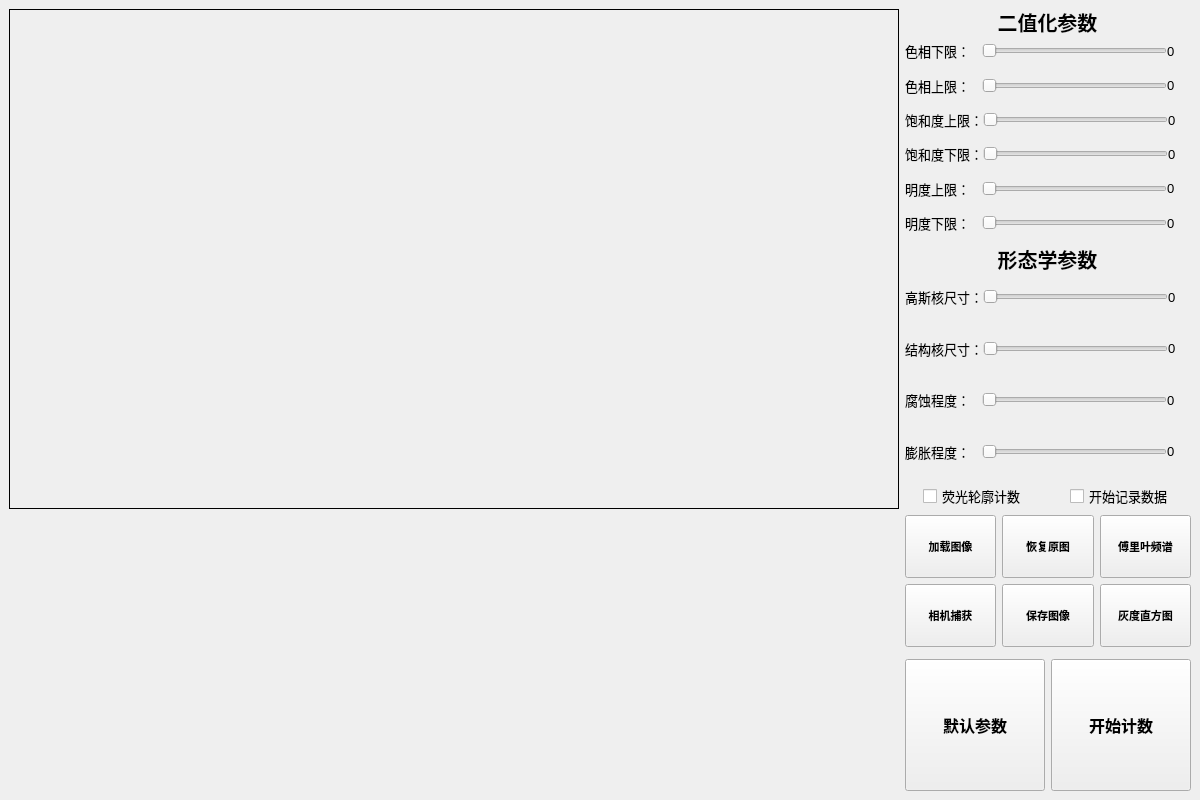
Humble-Engineer/cells_detect, file MainWindow.ui: the form before one commit.
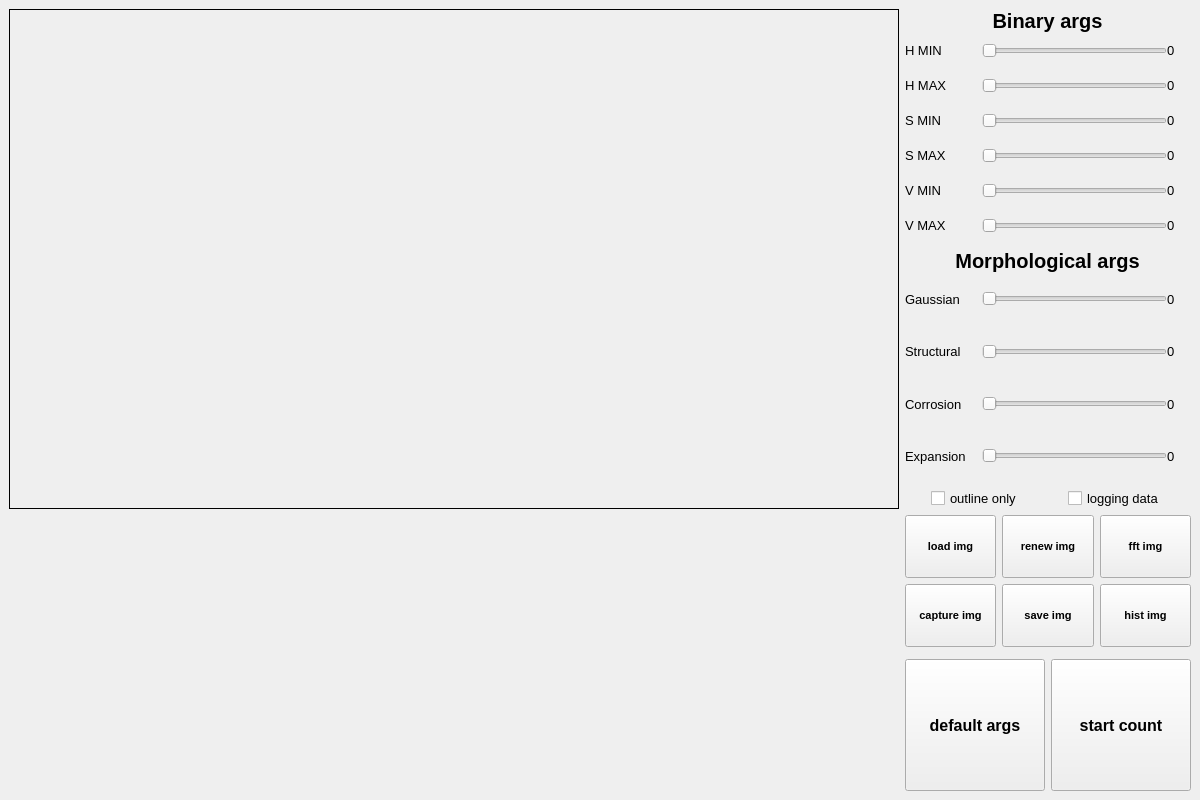
The form after the commit.

Diff of the .ui file:
```diff
--- a/MainWindow.ui
+++ b/MainWindow.ui
@@ -105,7 +105,7 @@
          </font>
         </property>
         <property name="text">
-         <string>二值化参数</string>
+         <string>Binary args</string>
         </property>
         <property name="alignment">
          <set>Qt::AlignmentFlag::AlignCenter</set>
@@ -123,7 +123,7 @@
            </size>
           </property>
           <property name="text">
-           <string>色相下限：   </string>
+           <string>H MIN</string>
           </property>
          </widget>
         </item>
@@ -187,7 +187,7 @@
            </size>
           </property>
           <property name="text">
-           <string>色相上限：   </string>
+           <string>H MAX</string>
           </property>
          </widget>
         </item>
@@ -251,7 +251,7 @@
            </size>
           </property>
           <property name="text">
-           <string>饱和度上限：</string>
+           <string>S MIN</string>
           </property>
          </widget>
         </item>
@@ -315,7 +315,7 @@
            </size>
           </property>
           <property name="text">
-           <string>饱和度下限：</string>
+           <string>S MAX</string>
           </property>
          </widget>
         </item>
@@ -379,7 +379,7 @@
            </size>
           </property>
           <property name="text">
-           <string>明度上限：   </string>
+           <string>V MIN</string>
           </property>
          </widget>
         </item>
@@ -443,7 +443,7 @@
            </size>
           </property>
           <property name="text">
-           <string>明度下限：   </string>
+           <string>V MAX</string>
           </property>
          </widget>
         </item>
@@ -534,7 +534,7 @@
          </font>
         </property>
         <property name="text">
-         <string>形态学参数</string>
+         <string>Morphological args</string>
         </property>
         <property name="alignment">
          <set>Qt::AlignmentFlag::AlignCenter</set>
@@ -552,7 +552,7 @@
            </size>
           </property>
           <property name="text">
-           <string>高斯核尺寸：</string>
+           <string>Gaussian</string>
           </property>
          </widget>
         </item>
@@ -622,7 +622,7 @@
            </size>
           </property>
           <property name="text">
-           <string>结构核尺寸：</string>
+           <string>Structural</string>
           </property>
          </widget>
         </item>
@@ -686,7 +686,7 @@
            </size>
           </property>
           <property name="text">
-           <string>腐蚀程度：   </string>
+           <string>Corrosion</string>
           </property>
          </widget>
         </item>
@@ -753,7 +753,7 @@
            </size>
           </property>
           <property name="text">
-           <string>膨胀程度：   </string>
+           <string>Expansion</string>
           </property>
          </widget>
         </item>
@@ -843,7 +843,7 @@
          </font>
         </property>
         <property name="text">
-         <string>傅里叶频谱</string>
+         <string>fft img</string>
         </property>
        </widget>
       </item>
@@ -876,7 +876,7 @@
          </font>
         </property>
         <property name="text">
-         <string>保存图像</string>
+         <string>save img</string>
         </property>
        </widget>
       </item>
@@ -909,7 +909,7 @@
          </font>
         </property>
         <property name="text">
-         <string>恢复原图</string>
+         <string>renew img</string>
         </property>
        </widget>
       </item>
@@ -946,7 +946,7 @@
          </font>
         </property>
         <property name="text">
-         <string>相机捕获</string>
+         <string>capture img</string>
         </property>
        </widget>
       </item>
@@ -982,7 +982,7 @@
          </font>
         </property>
         <property name="text">
-         <string>加载图像</string>
+         <string>load img</string>
         </property>
        </widget>
       </item>
@@ -1013,7 +1013,7 @@
          </font>
         </property>
         <property name="text">
-         <string>灰度直方图</string>
+         <string>hist img</string>
         </property>
        </widget>
       </item>
@@ -1053,7 +1053,7 @@
          </font>
         </property>
         <property name="text">
-         <string>默认参数</string>
+         <string>default args</string>
         </property>
        </widget>
       </item>
@@ -1086,7 +1086,7 @@
          </font>
         </property>
         <property name="text">
-         <string>开始计数</string>
+         <string>start count</string>
         </property>
        </widget>
       </item>
@@ -1141,7 +1141,7 @@
          <enum>Qt::LayoutDirection::LeftToRight</enum>
         </property>
         <property name="text">
-         <string>荧光轮廓计数</string>
+         <string>outline only</string>
         </property>
         <property name="tristate">
          <bool>false</bool>
@@ -1164,7 +1164,7 @@
       <item>
        <widget class="QCheckBox" name="write_file_Box">
         <property name="text">
-         <string>开始记录数据</string>
+         <string>logging data</string>
         </property>
        </widget>
       </item>
```
